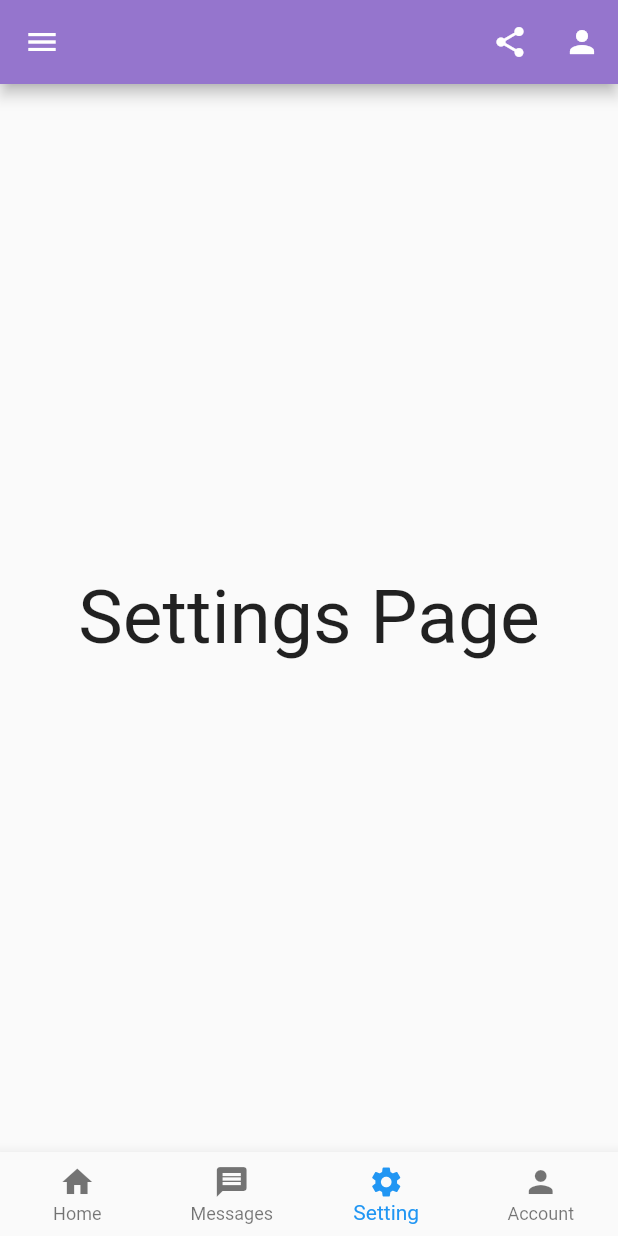
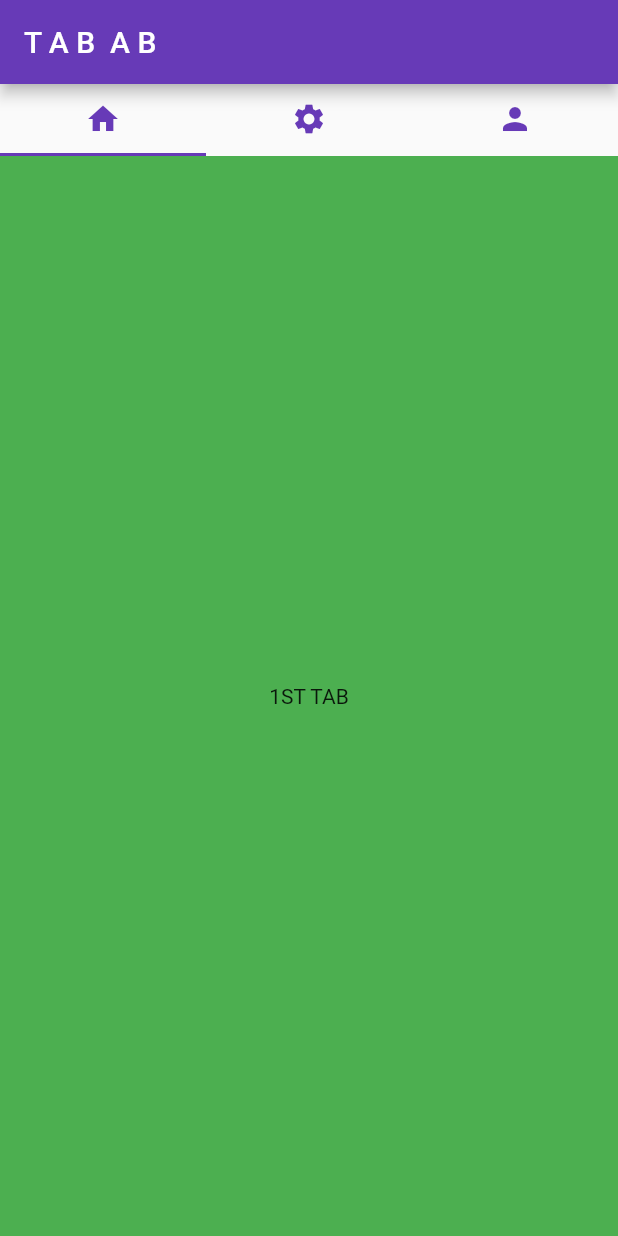
Before and after one commit to Samitti/Flutter-Bottom-Nav, a Flutter app: the screen it shows after launch, on a phone screen of 412 x 824 dp. Run offline on Flutter 3.47's test engine with Material 2 defaults, Android fonts, the light colour scheme and no system bars.

Commit message:
add tabBar

```diff
--- /dev/null
+++ b/lib/home.dart
@@ -0,0 +1,52 @@
+import 'package:flutter/material.dart';
+
+import 'tabs/first_tab.dart';
+import 'tabs/second_tab.dart';
+import 'tabs/third_tab.dart';
+
+class HomePage extends StatelessWidget {
+  const HomePage({Key? key}) : super(key: key);
+
+  @override
+  Widget build(BuildContext context) {
+    return DefaultTabController(
+      length: 3,
+      child: Scaffold(
+        appBar: AppBar(
+          title: Text('T A B  A B'),
+        ),
+        body: Column(
+          children: [
+            TabBar(tabs: [
+              Tab(
+                icon: Icon(
+                  Icons.home,
+                  color: Colors.deepPurple,
+                ),
+              ),
+              Tab(
+                icon: Icon(
+                  Icons.settings,
+                  color: Colors.deepPurple,
+                ),
+              ),
+              Tab(
+                icon: Icon(
+                  Icons.person,
+                  color: Colors.deepPurple,
+                ),
+              ),
+            ]),
+            Expanded(
+              child: TabBarView(children: [
+                FirstTab(),
+                SecondTab(),
+                ThirdTab(),
+              ]),
+            )
+          ],
+        ),
+      ),
+    );
+  }
+}
--- a/lib/main.dart
+++ b/lib/main.dart
@@ -1,88 +1,14 @@
 import 'package:flutter/material.dart';
-import 'package:bottom_nav_bar/pages/account.dart';
-import 'package:bottom_nav_bar/pages/home.dart';
-import 'package:bottom_nav_bar/pages/messages.dart';
-import 'package:bottom_nav_bar/pages/settings.dart';
+import 'home.dart';
 
-void main() => runApp(MaterialApp(
-      home: Home(),
-    ));
+void main() => runApp(MyApp());
 
-class Home extends StatefulWidget {
-  const Home({Key? key}) : super(key: key);
-
-  @override
-  _HomeState createState() => _HomeState();
-}
-
-class _HomeState extends State<Home> {
-  int _selectedIndex = 2;
-
-  void _navigateBottomBar(int index) {
-    setState(() {
-      _selectedIndex = index;
-    });
-  }
-
-  final List<Widget> _pages = [
-    UserHome(),
-    UserMessages(),
-    UserSetttings(),
-    UserAccount(),
-  ];
-
+class MyApp extends StatelessWidget {
   @override
   Widget build(BuildContext context) {
-    return Scaffold(
-      appBar: AppBar(
-        backgroundColor: Colors.deepPurple[300],
-        actions: [
-          IconButton(
-            onPressed: () {},
-            icon: Icon(Icons.share),
-          ),
-          IconButton(
-            onPressed: () {},
-            icon: Icon(Icons.person),
-          )
-        ],
-      ),
-      drawer: Drawer(
-        child: Container(
-          color: Colors.deepPurple[100],
-          child: ListView(
-            children: [
-              DrawerHeader(
-                  child: Center(
-                    child: Text(
-                'L O G O',
-                style: TextStyle(fontSize: 40),
-              ),
-              )),
-              ListTile(
-                leading: Icon(Icons.home),
-                title: Text('Page 1'),
-                onTap: () {
-                  Navigator.of(context).push(MaterialPageRoute(builder: (context)=> UserHome()));
-                },
-              )
-            ],
-          ),
-        ),
-      ),
-      endDrawer: Drawer(),
-      body: _pages[_selectedIndex],
-      bottomNavigationBar: BottomNavigationBar(
-        currentIndex: _selectedIndex,
-        onTap: _navigateBottomBar,
-        type: BottomNavigationBarType.fixed,
-        items: [
-          BottomNavigationBarItem(icon: Icon(Icons.home), label: 'Home'),
-          BottomNavigationBarItem(icon: Icon(Icons.message), label: 'Messages'),
-          BottomNavigationBarItem(icon: Icon(Icons.settings), label: 'Setting'),
-          BottomNavigationBarItem(icon: Icon(Icons.person), label: 'Account'),
-        ],
-      ),
+    return MaterialApp(
+      home: HomePage(),
+      theme: ThemeData(primarySwatch: Colors.deepPurple),
     );
   }
 }
--- a/lib/pages/settings.dart
+++ /dev/null
@@ -1,15 +0,0 @@
-import 'package:flutter/material.dart';
-
-class UserSetttings extends StatelessWidget {
-  const UserSetttings({ Key? key }) : super(key: key);
-
-  @override
-  Widget build(BuildContext context) {
-    return Center(
-      child: Text(
-        'Settings Page',
-        style: TextStyle(fontSize: 50),
-      ),
-    );
-  }
-}
--- /dev/null
+++ b/lib/tabs/first_tab.dart
@@ -0,0 +1,14 @@
+import 'package:flutter/material.dart';
+
+class FirstTab extends StatelessWidget {
+
+  @override
+  Widget build(BuildContext context) {
+    return Container(
+      color: Colors.green,
+      child: Center(
+        child: Text('1ST TAB'),
+      ),
+    );
+  }
+}
```
Also changed, not shown: lib/pages/account.dart (deleted, +0 -15 lines), lib/pages/home.dart (deleted, +0 -17 lines), lib/pages/messages.dart (deleted, +0 -15 lines), lib/tabs/second_tab.dart (added, +14 -0 lines), lib/tabs/third_tab.dart (added, +13 -0 lines).
